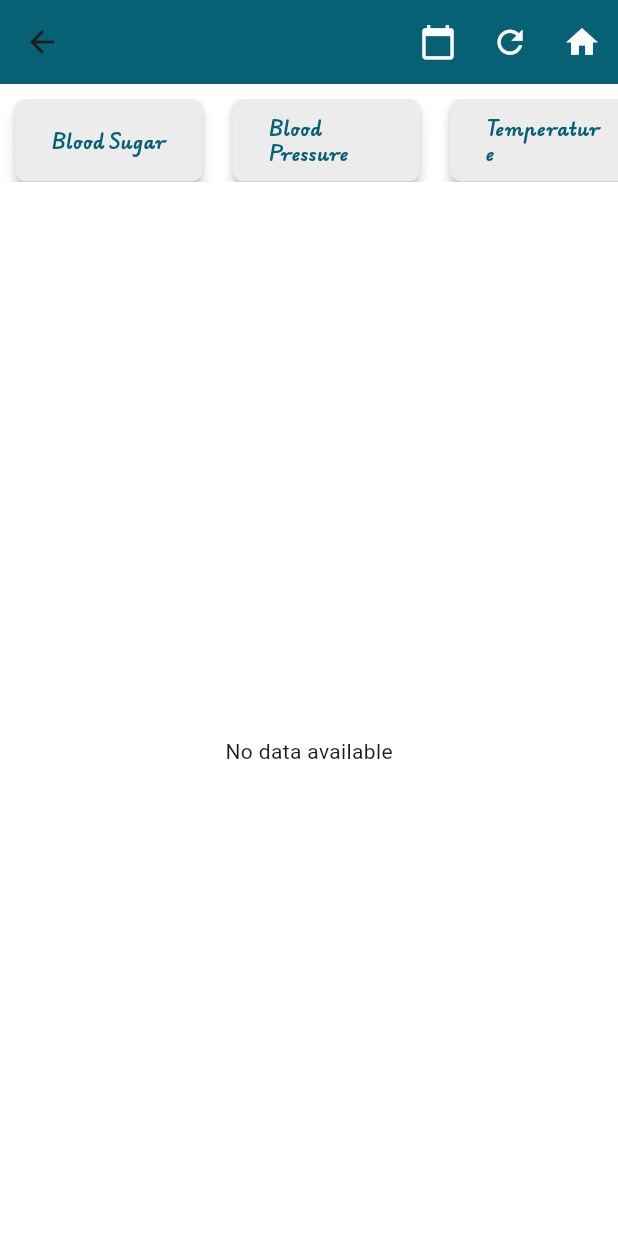
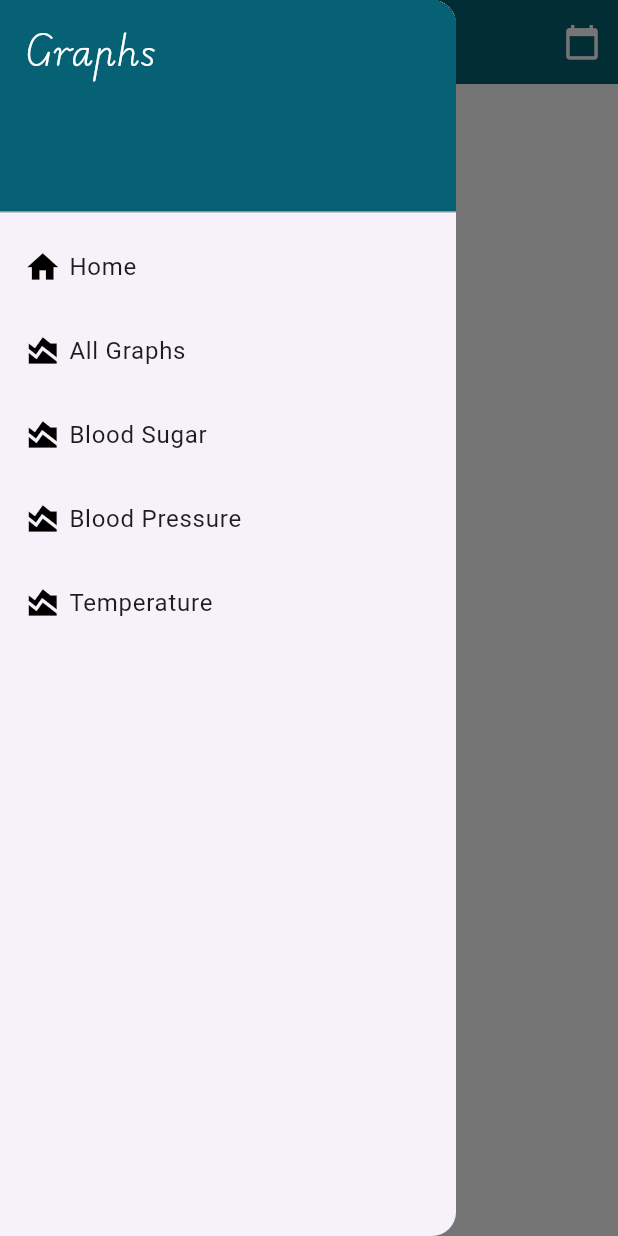
Before and after one commit to RawanSyed/glucograph, a Flutter app: the all_area screen opened directly with empty values, with the side drawer open (before the commit the screen has no drawer), on a phone screen of 412 x 824 dp. Run offline on Flutter 3.47's test engine with Material 3 defaults, Android fonts, the phone set to English and light mode, and no system bars; our stand-ins replace fl_chart, flutter_screenutil, get, lottie; missing offline and left inert: mysql1.

Commit message:
Update charts.dart

```diff
--- a/lib/components/area_chart/charts.dart
+++ b/lib/components/area_chart/charts.dart
@@ -87,104 +87,120 @@
             onPressed: () =>
                 _selectDateRange(context), // استدعاء نافذة تحديد التاريخ
           ),
-          // زر لإعادة تحميل الرسومات البيانية
-          IconButton(
-            icon: Icon(
-              Icons.refresh,
-              color: Colors.white,
-              size: 25,
+        ],
+      ),
+      drawer: Drawer(
+        child: ListView(
+          padding: EdgeInsets.zero,
+          children: <Widget>[
+            Container(
+              height: 150,
+              child: DrawerHeader(
+                decoration: BoxDecoration(
+                  color: kPrimaryColor,
+                ),
+                child: Text(
+                  'Graphs',
+                  style: TextStyle(
+                    color: Colors.white,
+                    fontSize: 24,
+                    fontFamily: kPrimaryFont,
+                  ),
+                ),
+              ),
             ),
-            onPressed: resetGraphs, // إعادة تحميل الرسوم البيانية
-          ),
-          // زر العودة للصفحة الرئيسية
-          IconButton(
-              icon: Icon(
-                Icons.home,
-                color: Colors.white,
-                size: 25,
+            ListTile(
+              title: Row(
+                children: [
+                  Icon(Icons.home, color: Colors.black, size: 25),
+                  SizedBox(
+                    width: 5,
+                  ),
+                  Text('Home'),
+                ],
               ),
-              onPressed: () {
+              onTap: () {
                 Navigator.of(context).pushAndRemoveUntil(
                   MaterialPageRoute(builder: (context) => User()),
                   (route) => false,
                 );
-              })
-        ],
+              },
+            ),
+            ListTile(
+              title: Row(children: [
+                Icon(Icons.area_chart, color: Colors.black, size: 25),
+                SizedBox(
+                  width: 5,
+                ),
+                Text('All Graphs'),
+              ]),
+              onTap: () {
+                setState(() {
+                  showBloodSugar = true;
+                  showBloodPressure = true;
+                  showTemp = true;
+                });
+                Navigator.pop(context); // إغلاق الـ Drawer عند الانتقال
+              },
+            ),
+            ListTile(
+              title: Row(children: [
+                Icon(Icons.area_chart, color: Colors.black, size: 25),
+                SizedBox(
+                  width: 5,
+                ),
+                Text('Blood Sugar'),
+              ]),
+              onTap: () {
+                setState(() {
+                  showBloodSugar = true;
+                  showBloodPressure = false;
+                  showTemp = false;
+                });
+                Navigator.pop(context); // إغلاق الـ Drawer عند الانتقال
+              },
+            ),
+            ListTile(
+              title: Row(children: [
+                Icon(Icons.area_chart, color: Colors.black, size: 25),
+                SizedBox(
+                  width: 5,
+                ),
+                Text('Blood Pressure'),
+              ]),
+              onTap: () {
+                setState(() {
+                  showBloodSugar = false;
+                  showBloodPressure = true;
+                  showTemp = false;
+                });
+                Navigator.pop(context); // إغلاق الـ Drawer عند الانتقال
+              },
+            ),
+            ListTile(
+              title: Row(children: [
+                Icon(Icons.area_chart, color: Colors.black, size: 25),
+                SizedBox(
+                  width: 5,
+                ),
+                Text('Temperature'),
+              ]),
+              onTap: () {
+                setState(() {
+                  showBloodSugar = false;
+                  showBloodPressure = false;
+                  showTemp = true;
+                });
+                Navigator.pop(context); // إغلاق الـ Drawer عند الانتقال
+              },
+            ),
+          ],
+        ),
       ),
       body: SingleChildScrollView(
         // تفعيل التمرير في الصفحة
         child: Column(
           children: [
-            // عرض الأزرار أفقيًا
-            Padding(
-              padding: const EdgeInsets.symmetric(vertical: 10),
-              child: Container(
-                height: 55, // تحديد ارتفاع الأزرار
-                child: ListView.builder(
-                  scrollDirection: Axis.horizontal, // الاتجاه أفقي
-                  itemCount: 3, // عدد الأزرار
-                  itemBuilder: (context, index) {
-                    String buttonText;
-                    // Define the button text based on the index
-                    switch (index) {
-                      case 0:
-                        buttonText = "Blood Sugar";
-                        break;
-                      case 1:
-                        buttonText = "Blood Pressure";
-                        break;
-                      case 2:
-                        buttonText = "Temperature";
-                        break;
-                      default:
-                        buttonText = "Button ${index + 1}";
-                    }
-
-                    return Padding(
-                      padding: const EdgeInsets.symmetric(horizontal: 10),
-                      child: ElevatedButton(
-                        onPressed: () {
-                          setState(() {
-                            // Hide other graphs and show the selected one
-                            if (index == 0) {
-                              showBloodSugar = true;
-                              showBloodPressure = false;
-                              showTemp = false;
-                            } else if (index == 1) {
-                              showBloodPressure = true;
-                              showBloodSugar = false;
-                              showTemp = false;
-                            } else if (index == 2) {
-                              showTemp = true;
-                              showBloodSugar = false;
-                              showBloodPressure = false;
-                            }
-                          });
-                        },
-                        child: Text(
-                          buttonText, // Change the button text based on the index
-                          style: TextStyle(
-                            color: kPrimaryColor,
-                            fontSize: 12,
-                            fontFamily: kPrimaryFont,
-                            fontWeight: FontWeight.bold,
-                          ),
-                        ),
-                        style: ElevatedButton.styleFrom(
-                          backgroundColor: Color.fromRGBO(236, 236, 236, 1),
-                          fixedSize: Size(125, 40),
-                          elevation: 3, // ارتفاع الظل
-
-                          shape: RoundedRectangleBorder(
-                            borderRadius: BorderRadius.circular(8),
-                          ),
-                        ),
-                      ),
-                    );
-                  },
-                ),
-              ),
-            ),
             SizedBox(
               height: 20,
             ),
```
